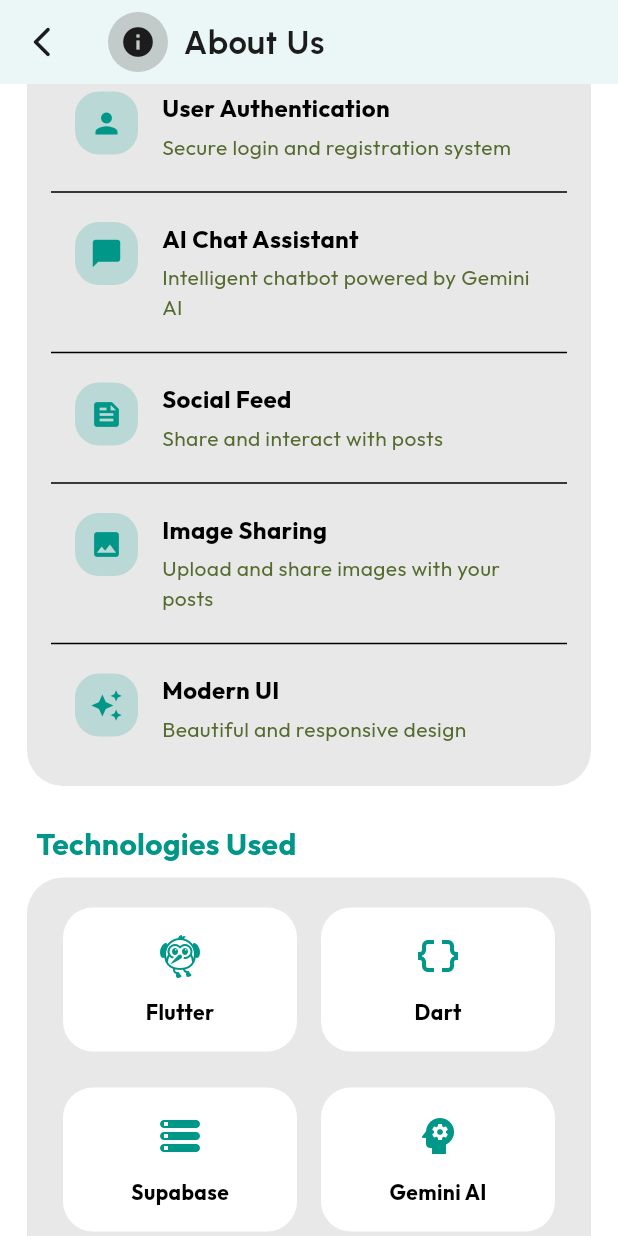
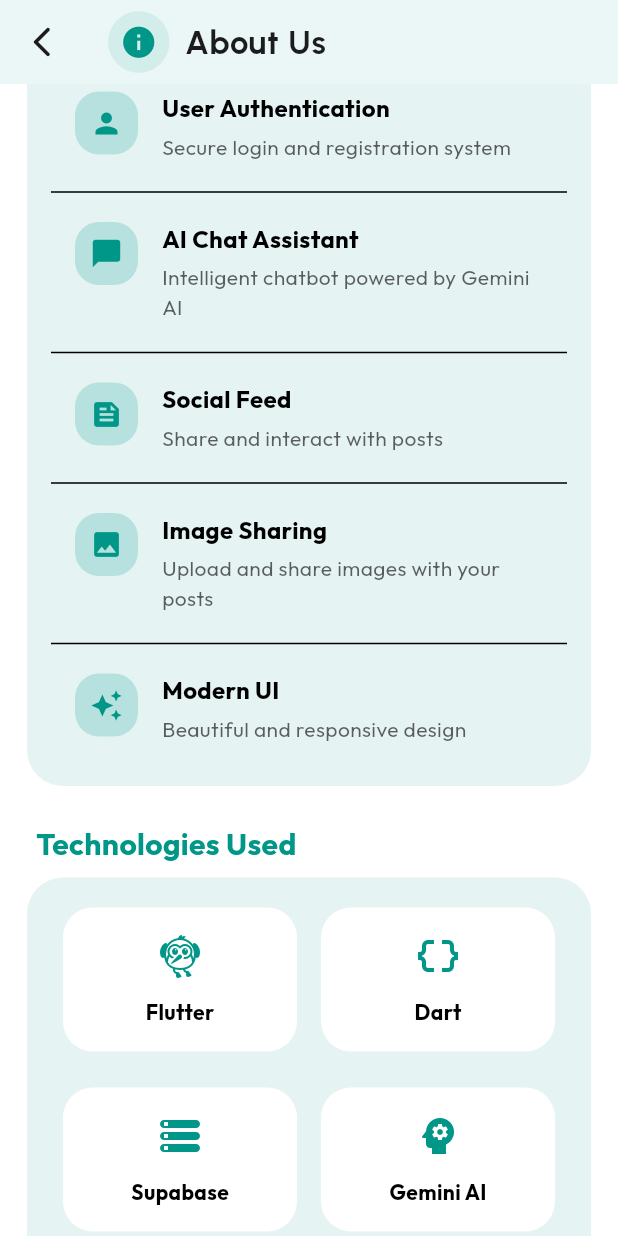
Before and after one commit to Mahad-Ghauri/KONEXEA, a Flutter app: the AboutPage screen opened directly, scrolled down 576 dp, on a phone screen of 412 x 824 dp. Run offline on Flutter 3.47's test engine with Material 3 defaults, Android fonts, the phone set to English and light mode, and no system bars; our stand-ins replace cached_network_image, carousel_slider, cloud_firestore, curved_navigation_bar, firebase_core, fluttertoast and 8 more; missing offline and left inert: google_mlkit_translation; accounts and stored records are empty; network calls fail; statements that could not run were skipped.

Commit message:
style: Update color scheme in various profile and chat components; add pulsating widget for enhanced UI

```diff
--- a/lib/views/Interface/Chat/chat_page.dart
+++ b/lib/views/Interface/Chat/chat_page.dart
@@ -261,13 +261,13 @@ class _ChatPageState extends State<ChatPage> {
           if (!isCurrentUser)
             CircleAvatar(
               radius: 16,
-              backgroundColor: Theme.of(context).colorScheme.secondary.withOpacity(0.2),
+              backgroundColor: Theme.of(context).colorScheme.surface.withOpacity(0.2),
               child: Text(
                 message['senderEmail']?.toString().isNotEmpty == true
                     ? message['senderEmail'][0].toUpperCase()
                     : '?',
                 style: TextStyle(
-                  color: Theme.of(context).colorScheme.secondary,
+                  color: Theme.of(context).colorScheme.surface,
                   fontWeight: FontWeight.bold,
                   fontSize: 12,
                 ),
--- a/lib/views/Interface/profile/about_page.dart
+++ b/lib/views/Interface/profile/about_page.dart
@@ -41,13 +41,13 @@ class AboutPage extends StatelessWidget {
               Container(
                 padding: const EdgeInsets.all(8),
                 decoration: BoxDecoration(
-                  color:
-                      Theme.of(context).colorScheme.tertiary.withOpacity(0.2),
+                  color: Theme.of(context).colorScheme.primary.withOpacity(0.1),
                   shape: BoxShape.circle,
                 ),
                 child: Icon(
                   Icons.info,
-                  color: Theme.of(context).colorScheme.tertiary,
+                  color: Theme.of(context).colorScheme.primary,
+                  size: 25,
                 ),
               ),
               const SizedBox(width: 10),
@@ -130,7 +130,7 @@ class AboutPage extends StatelessWidget {
                         decoration: BoxDecoration(
                           color: Theme.of(context)
                               .colorScheme
-                              .tertiary
+                              .primary
                               .withOpacity(0.2),
                           borderRadius: BorderRadius.circular(24),
                         ),
@@ -343,7 +343,7 @@ class AboutPage extends StatelessWidget {
                                       fontSize: 14,
                                       color: Theme.of(context)
                                           .colorScheme
-                                          .secondary
+                                          .tertiary
                                           .withOpacity(0.7),
                                     ),
                                   ),
@@ -409,7 +409,7 @@ class AboutPage extends StatelessWidget {
                                       fontSize: 14,
                                       color: Theme.of(context)
                                           .colorScheme
-                                          .secondary
+                                          .tertiary
                                           .withOpacity(0.7),
                                     ),
                                   ),
--- a/lib/views/Interface/profile/edit_profile_page.dart
+++ b/lib/views/Interface/profile/edit_profile_page.dart
@@ -290,7 +290,7 @@ class _EditProfilePageState extends State<EditProfilePage> {
                             color: Color(0xFF228B22))
                         : Text('Save Profile',
                             style: TextStyle(
-                                color: const Color(0xFFFFFDD0),
+                                color:  Colors.white,
                                 fontFamily: GoogleFonts.urbanist().fontFamily,
                                 fontWeight: FontWeight.w600)),
                   ),
--- a/lib/views/Interface/profile/help_center_page.dart
+++ b/lib/views/Interface/profile/help_center_page.dart
@@ -465,14 +465,14 @@ class _HelpCenterPageState extends State<HelpCenterPage>
               Container(
                 padding: const EdgeInsets.all(16),
                 decoration: BoxDecoration(
-                  color: colorScheme.secondary.withOpacity(0.1),
+                  color: colorScheme.surfaceContainerLowest,
                   borderRadius: BorderRadius.circular(16),
                 ),
                 child: Row(
                   children: [
                     Icon(
                       Icons.school_outlined,
-                      color: colorScheme.secondary,
+                      color: colorScheme.surface,
                       size: 32,
                     ),
                     const SizedBox(width: 16),
--- a/lib/views/Interface/profile/profile_page.dart
+++ b/lib/views/Interface/profile/profile_page.dart
@@ -22,10 +22,6 @@ class ProfileScreen extends StatelessWidget {
     return Scaffold(
       appBar: AppBar(
         backgroundColor: Theme.of(context).colorScheme.surface,
-        // leading: Icon(
-        //   FontAwesomeIcons.infinity,
-        //   color: Theme.of(context).colorScheme.primary,
-        // ),
         title: const Text('Profile page'),
         titleTextStyle: TextStyle(
           color: Theme.of(context).colorScheme.tertiary,
--- a/lib/views/Interface/profile/security_center_page.dart
+++ b/lib/views/Interface/profile/security_center_page.dart
@@ -202,7 +202,7 @@ class _SecurityCenterPageState extends State<SecurityCenterPage> {
                           color: Color(0xFF228B22))
                       : Text('Save',
                           style: TextStyle(
-                              color: const Color(0xFFFFFDD0),
+                              color:  Colors.white,
                               fontFamily: GoogleFonts.urbanist().fontFamily,
                               fontWeight: FontWeight.w600)),
                 ),
--- a/lib/views/components/Profile/about_components.dart
+++ b/lib/views/components/Profile/about_components.dart
@@ -25,7 +25,7 @@ class AboutComponents {
       width: double.infinity,
       margin: const EdgeInsets.symmetric(horizontal: 2.0),
       decoration: BoxDecoration(
-        color: Theme.of(context).colorScheme.tertiary.withOpacity(0.1),
+        color: Theme.of(context).colorScheme.primary.withOpacity(0.1),
         borderRadius: BorderRadius.circular(24),
         boxShadow: [
           BoxShadow(
@@ -77,7 +77,10 @@ class AboutComponents {
                   description,
                   style: TextStyle(
                       fontSize: 14,
-                      color: Theme.of(context).colorScheme.secondary),
+                      color: Theme.of(context)
+                          .colorScheme
+                          .tertiary
+                          .withOpacity(0.7)),
                 ),
               ],
             ),
```
Also changed, not shown: lib/views/Interface/feed_page.dart (+67 -9 lines), lib/views/components/pulsating_widget.dart (added, +70 -0 lines).
